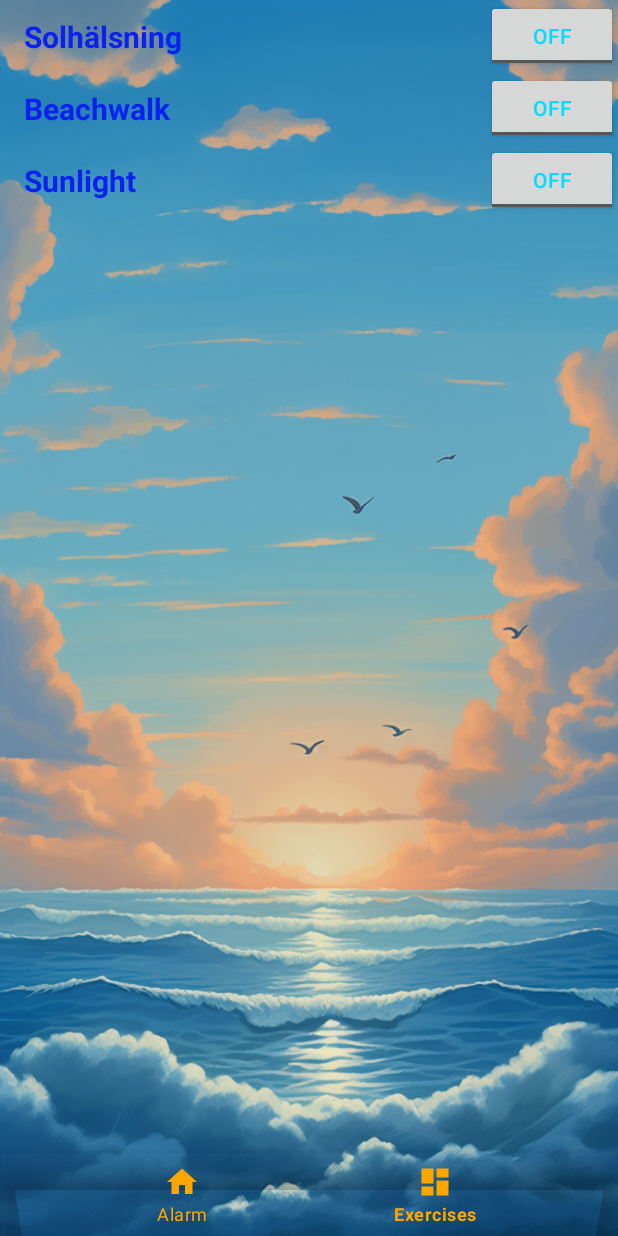
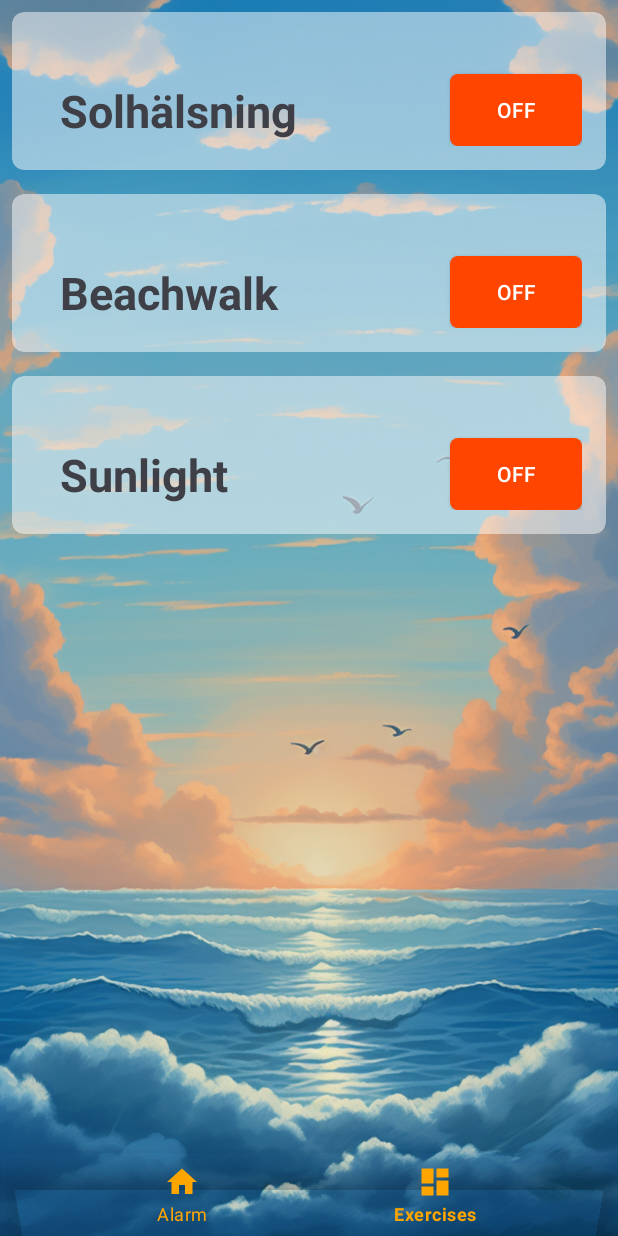
Before and after one commit to filvan1/MAMN01-project, an Android app: the ExercisesFragment screen opened through its navigation route, on a phone screen of 412 x 824 dp. Run offline under Robolectric (Android 15) with nearby library versions, the phone set to English and light mode, and no system bars; our stand-ins replace navigation-ui.

Commit message:
Updated the look of the exercise screen

```diff
--- /dev/null
+++ b/app/src/main/res/drawable/toggle_button_background.xml
@@ -0,0 +1,15 @@
+<?xml version="1.0" encoding="utf-8"?>
+<selector xmlns:android="http://schemas.android.com/apk/res/android">
+    <item android:state_checked="true" >
+        <shape>
+            <solid android:color="#228B22" />
+            <corners android:radius="5dp" />
+        </shape>
+    </item>
+    <item android:state_checked="false" >
+        <shape>
+            <solid android:color="#FF4500" />
+            <corners android:radius="5dp" />
+        </shape>
+    </item>
+</selector>
--- a/app/src/main/res/layout/exercise_item.xml
+++ b/app/src/main/res/layout/exercise_item.xml
@@ -1,19 +1,33 @@
 <?xml version="1.0" encoding="utf-8"?>
-<androidx.constraintlayout.widget.ConstraintLayout xmlns:android="http://schemas.android.com/apk/res/android"
+<androidx.cardview.widget.CardView
+    xmlns:android="http://schemas.android.com/apk/res/android"
     xmlns:app="http://schemas.android.com/apk/res-auto"
     xmlns:tools="http://schemas.android.com/tools"
     android:layout_width="match_parent"
     android:layout_height="wrap_content"
-    android:orientation="horizontal">
+    android:layout_margin="8dp"
+    app:cardCornerRadius="8dp"
+    app:cardElevation="0dp"
+    app:cardBackgroundColor="#80FFFFFF">
+
+<androidx.constraintlayout.widget.ConstraintLayout
+    xmlns:android="http://schemas.android.com/apk/res/android"
+    xmlns:app="http://schemas.android.com/apk/res-auto"
+    xmlns:tools="http://schemas.android.com/tools"
+    android:layout_width="match_parent"
+    android:layout_height="wrap_content"
+    android:orientation="horizontal"
+    android:padding="16dp">
 
     <TextView
         android:id="@+id/exercise_name"
         android:layout_width="0dp"
         android:layout_height="wrap_content"
         android:text="Exercise Name"
-        android:textSize="20sp"
+        android:layout_marginTop="25sp"
+        android:textSize="30sp"
         android:layout_marginStart="16dp"
-        android:textColor="@color/darkest_blue"
+        android:textColor="#3F4047"
         android:textStyle="bold"
         app:layout_constraintTop_toTopOf="parent"
         app:layout_constraintBottom_toBottomOf="parent"
@@ -25,7 +39,13 @@
         style="@style/CustomToggleButton"
         android:layout_width="wrap_content"
         android:layout_height="wrap_content"
+        android:background="@drawable/toggle_button_background"
+        android:layout_marginTop="25sp"
+        android:textOn="ON"
+        android:textOff="OFF"
+        android:textColor="#FFFFFF"
         app:layout_constraintTop_toTopOf="parent"
         app:layout_constraintBottom_toBottomOf="parent"
         app:layout_constraintEnd_toEndOf="parent" />
 </androidx.constraintlayout.widget.ConstraintLayout>
+</androidx.cardview.widget.CardView>
```
